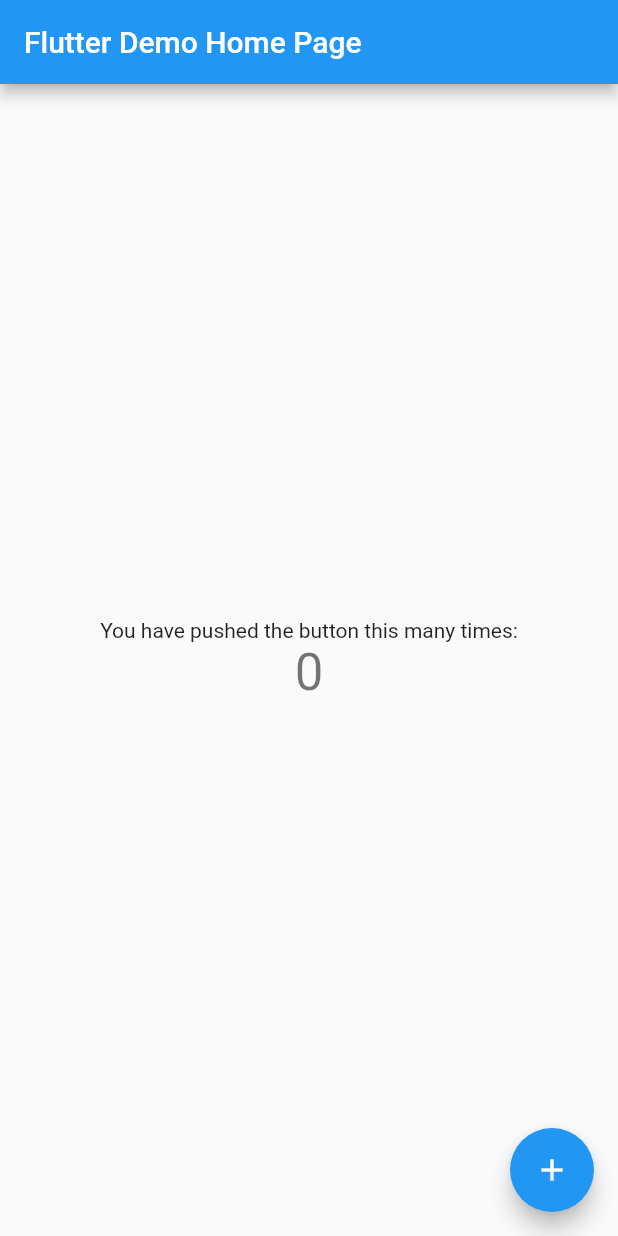
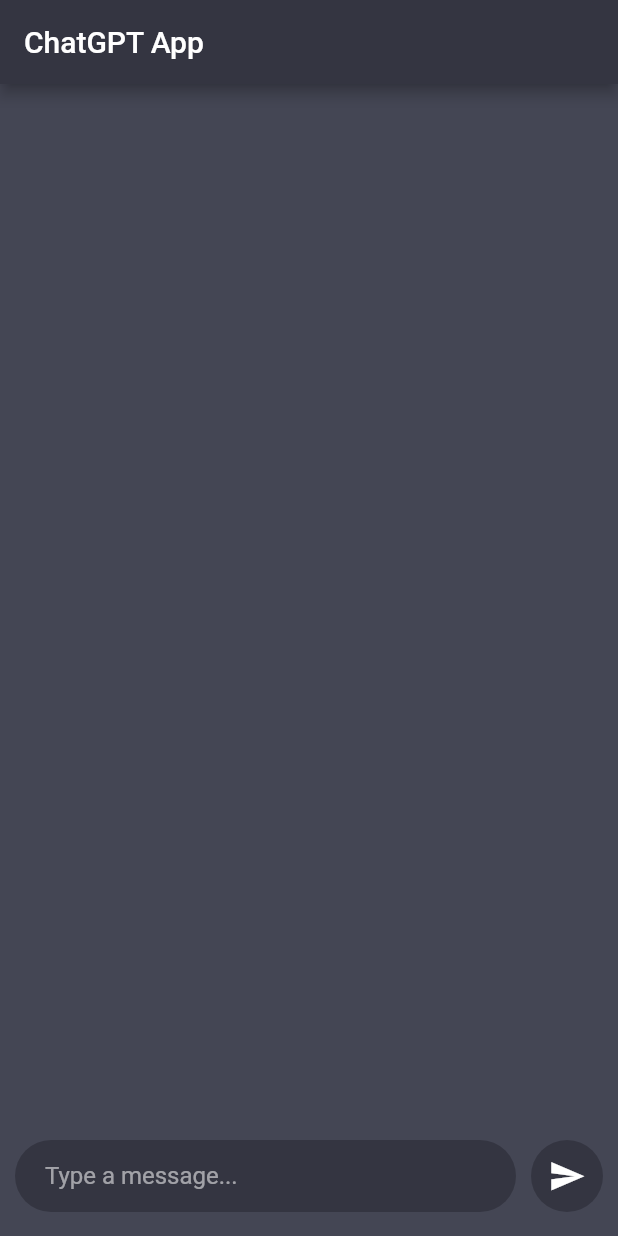
Before and after one commit to leminhduc106/ChatGPT_App---HCMUS, a Flutter app: the screen it shows after launch, on a phone screen of 412 x 824 dp. Run offline on Flutter 3.47's test engine with Material 2 defaults, Android fonts, the phone set to English and light mode, and no system bars.

Commit message:
feat: match each element from List<ChatMessage> to ChatMessageWidget

```diff
--- a/chatgpt_app/lib/main.dart
+++ b/chatgpt_app/lib/main.dart
@@ -1,3 +1,5 @@
+import 'package:chatgpt_app/models/chatmessage.dart';
+import 'package:chatgpt_app/widgets/chat_message.dart';
 import 'package:flutter/material.dart';
 
 void main() {
@@ -14,53 +16,120 @@ class MyApp extends StatelessWidget {
       theme: ThemeData(
         primarySwatch: Colors.blue,
       ),
-      home: const MyHomePage(title: 'Flutter Demo Home Page'),
+      home: const MyHomePage(),
     );
   }
 }
 
 class MyHomePage extends StatefulWidget {
-  const MyHomePage({Key? key, required this.title}) : super(key: key);
-  final String title;
-
+  const MyHomePage({Key? key}) : super(key: key);
   @override
   State<MyHomePage> createState() => _MyHomePageState();
 }
 
 class _MyHomePageState extends State<MyHomePage> {
-  int _counter = 0;
+  late bool isLoading;
+  final TextEditingController _textController = TextEditingController();
+  final _scrollController = ScrollController();
+  final List<ChatMessage> _messages = [];
 
-  void _incrementCounter() {
-    setState(() {
-      _counter++;
-    });
+  @override
+  void initState() {
+    // TODO: implement initState
+    super.initState();
+    isLoading = false;
   }
 
   @override
   Widget build(BuildContext context) {
-    return Scaffold(
+    return SafeArea(
+      child: Scaffold(
         appBar: AppBar(
-        title: Text(widget.title),
+          title: const Text("ChatGPT App"),
+          backgroundColor: const Color(0xff343541),
         ),
+        backgroundColor: const Color(0xff444654),
         body: Center(
-        child: Column(
-          mainAxisAlignment: MainAxisAlignment.center,
-          children: <Widget>[
-            const Text(
-              'You have pushed the button this many times:',
+          child: Column(children: [
+            Expanded(
+              child: _buildListMessage(),
             ),
-            Text(
-              '$_counter',
-              style: Theme.of(context).textTheme.headline4,
+            Visibility(
+                visible: isLoading,
+                child: const Padding(
+                  padding: EdgeInsets.all(8.0),
+                  child: CircularProgressIndicator(
+                    color: Colors.white,
                   ),
+                )),
+            Container(
+              margin: const EdgeInsets.only(bottom: 16),
+              child: Row(
+                children: [
+                  _buildTextField(),
+                  _buildSendButton(),
                 ],
               ),
+            )
+          ]),
         ),
-      floatingActionButton: FloatingActionButton(
-        onPressed: _incrementCounter,
-        tooltip: 'Increment',
-        child: const Icon(Icons.add),
       ),
     );
   }
+
+  Widget _buildTextField() {
+    return Expanded(
+      child: Container(
+        margin: const EdgeInsets.only(left: 10, right: 10),
+        decoration: BoxDecoration(
+          color: const Color(0xff343541),
+          borderRadius: BorderRadius.circular(30),
+        ),
+        child: TextField(
+          textCapitalization: TextCapitalization.sentences,
+          controller: _textController,
+          style: const TextStyle(color: Colors.white),
+          decoration: const InputDecoration(
+            hintText: "Type a message...",
+            hintStyle: TextStyle(color: Colors.white54),
+            border: InputBorder.none,
+            contentPadding: EdgeInsets.symmetric(horizontal: 20, vertical: 5),
+          ),
+        ),
+      ),
+    );
   }
+
+  Widget _buildSendButton() {
+    return Visibility(
+      visible: !isLoading,
+      child: Container(
+        margin: const EdgeInsets.only(right: 10),
+        decoration: BoxDecoration(
+          color: const Color(0xff343541),
+          borderRadius: BorderRadius.circular(30),
+        ),
+        child: IconButton(
+          icon: const Icon(Icons.send),
+          iconSize: 25,
+          color: Colors.white,
+          onPressed: () {},
+        ),
+      ),
+    );
+  }
+
+  Widget _buildListMessage() {
+    return ListView.builder(
+      itemCount: _messages.length,
+      controller: _scrollController,
+      itemBuilder: (context, index) {
+        var message = _messages[index];
+        return ChatMessageWidget(
+          text: message.text,
+          chatMessageType: message.chatMessageType,
+        );
+      },
+    );
+  }
+}
```
Lines whose indentation alone changed are shown as unchanged.
